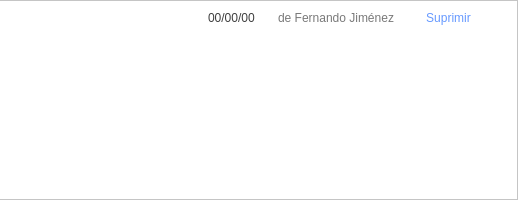
First picture: the form in postframe.ui, repository ferjm/Blogger-client, before the edit; both pictures show x 232 to 750 and y 0 to 200 of the 750 by 200 pixel window.
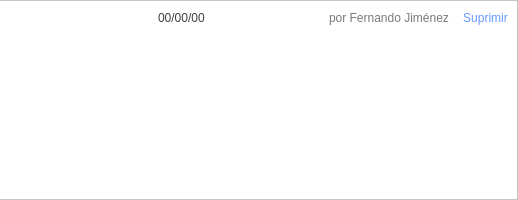
Second picture: the form after the edit. Icons and pictures are not drawn.

```diff
--- a/postframe.ui
+++ b/postframe.ui
@@ -74,9 +74,9 @@
   <widget class="QLabel" name="dateLabel">
    <property name="geometry">
     <rect>
-     <x>440</x>
+     <x>390</x>
      <y>10</y>
-     <width>61</width>
+     <width>171</width>
      <height>16</height>
     </rect>
    </property>
@@ -90,7 +90,7 @@
   <widget class="QLabel" name="authorLabel">
    <property name="geometry">
     <rect>
-     <x>510</x>
+     <x>561</x>
      <y>10</y>
      <width>131</width>
      <height>16</height>
@@ -100,13 +100,13 @@
     <string notr="true">color: #797979;</string>
    </property>
    <property name="text">
-    <string>de Fernando Jiménez</string>
+    <string>por Fernando Jiménez</string>
    </property>
   </widget>
   <widget class="QPushButton" name="deleteButton">
    <property name="geometry">
     <rect>
-     <x>650</x>
+     <x>687</x>
      <y>4</y>
      <width>61</width>
      <height>27</height>
```
